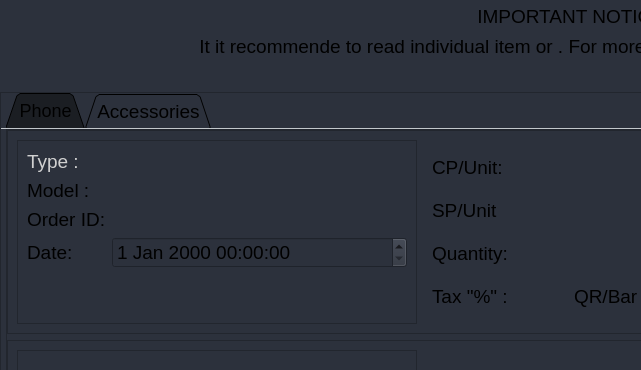
The window that gui/uis/pages/main_pages.ui (kusiLaw/laky-phone-POS) describes before a commit, drawn with Qt 5; both pictures show x 0 to 641 and y 0 to 370 of the 1169 by 770 pixel window.
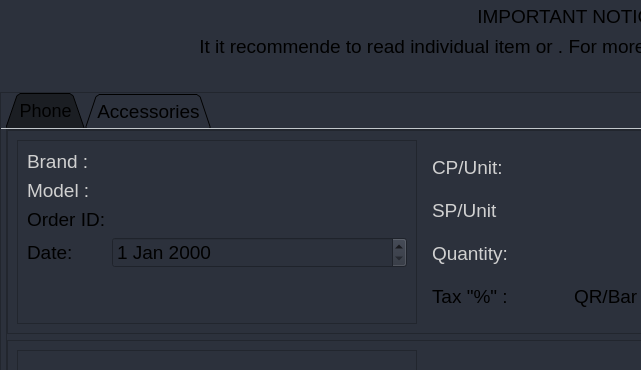
The same window after the commit.

The edit to the form file:
```diff
--- a/gui/uis/pages/main_pages.ui
+++ b/gui/uis/pages/main_pages.ui
@@ -2962,7 +2962,7 @@
                               <string notr="true">color:#d0d0d0</string>
                              </property>
                              <property name="text">
-                              <string>Type :</string>
+                              <string>Brand :</string>
                              </property>
                             </widget>
                            </item>
@@ -3004,6 +3004,9 @@
                            </item>
                            <item row="1" column="0">
                             <widget class="QLabel" name="label_60">
+                             <property name="styleSheet">
+                              <string notr="true">color:#d0d0d0</string>
+                             </property>
                              <property name="text">
                               <string>Model :</string>
                              </property>
@@ -3105,7 +3108,7 @@
                                <number>0</number>
                               </property>
                               <item>
-                               <widget class="QDateTimeEdit" name="dateTimeEdit"/>
+                               <widget class="QDateEdit" name="dateEdit_2"/>
                               </item>
                              </layout>
                             </widget>
@@ -3406,6 +3409,9 @@
                            </item>
                            <item row="1" column="0">
                             <widget class="QLabel" name="label_62">
+                             <property name="styleSheet">
+                              <string notr="true">color:#d0d0d0</string>
+                             </property>
                              <property name="text">
                               <string>SP/Unit</string>
                              </property>
@@ -3413,6 +3419,9 @@
                            </item>
                            <item row="0" column="0">
                             <widget class="QLabel" name="label_63">
+                             <property name="styleSheet">
+                              <string notr="true">color:#d0d0d0</string>
+                             </property>
                              <property name="text">
                               <string>CP/Unit:</string>
                              </property>
@@ -3420,6 +3429,9 @@
                            </item>
                            <item row="2" column="0">
                             <widget class="QLabel" name="label_32">
+                             <property name="styleSheet">
+                              <string notr="true">color:#d0d0d0</string>
+                             </property>
                              <property name="text">
                               <string>Quantity:</string>
                              </property>
```
Left out of the diff: 18 changed lines with no effect on the pictures.
